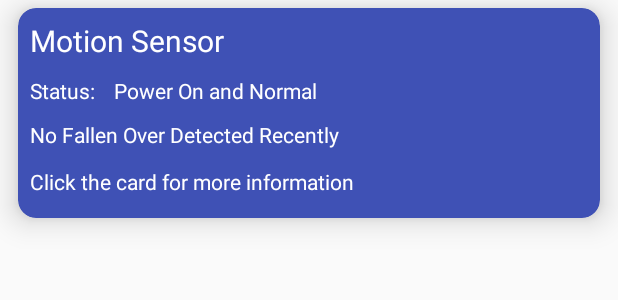
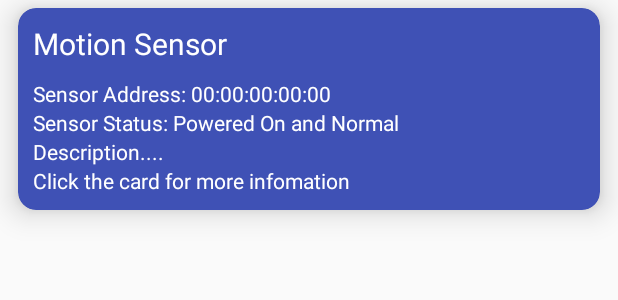
Before and after one commit to hlwhl/ElderlyCaringSystem, an Android app: the layout card_view.xml on its own in the app's theme, with its tools: preview values and no code run, on a phone screen of 412 x 824 dp. Shown: the top 300 px of the screen. Run offline under Robolectric (Android 15) with nearby library versions, the phone set to English and light mode, and no system bars.

Commit message:
rewrite card view

```diff
--- a/ElderlyCaringSystemClient/app/src/main/java/com/linwei/elderlycare/elderlycaringsystemclient/entities/Sensor.java
+++ b/ElderlyCaringSystemClient/app/src/main/java/com/linwei/elderlycare/elderlycaringsystemclient/entities/Sensor.java
@@ -8,6 +8,8 @@ public class Sensor extends BmobObject {
     private String sensorBTAddress;
     private BmobUser owner;
     private String sensorDescription;
+    private boolean powerStatus;
+
 
     public void setTitle(String title) {
         this.title = title;
@@ -30,7 +32,6 @@ public class Sensor extends BmobObject {
         return powerStatus;
     }
 
-    private boolean powerStatus;
 
     public void setOwner(BmobUser owner) {
         this.owner = owner;
--- a/ElderlyCaringSystemClient/app/src/main/res/layout/card_view.xml
+++ b/ElderlyCaringSystemClient/app/src/main/res/layout/card_view.xml
@@ -7,73 +7,52 @@
     card_view:cardElevation="12dp"
     card_view:cardBackgroundColor="@color/colorPrimary"
     android:layout_marginTop="5dp"
-    android:layout_marginBottom="5dp"
+    android:layout_marginBottom="12dp"
     android:layout_marginLeft="12dp"
     android:layout_marginRight="12dp"
     android:orientation="horizontal"
     xmlns:android="http://schemas.android.com/apk/res/android">
 
-    <android.support.constraint.ConstraintLayout
-        android:layout_width="wrap_content"
-        android:layout_height="140dp">
-
-        <android.support.v7.widget.AppCompatTextView
-            android:id="@+id/card_title"
-            android:layout_width="167dp"
-            android:layout_height="27dp"
-            android:layout_marginStart="8dp"
-            android:layout_marginTop="8dp"
-            android:text="Motion Sensor"
-            android:textColor="#ffffff"
-            android:textSize="20sp"
-            card_view:layout_constraintStart_toStartOf="parent"
-            card_view:layout_constraintTop_toTopOf="parent" />
+    <LinearLayout
+        android:layout_width="match_parent"
+        android:layout_height="match_parent"
+        android:orientation="vertical"
+        android:layout_margin="10dp">
 
         <TextView
-            android:id="@+id/tv_sensorstatus"
+            android:id="@+id/card_title"
             android:layout_width="wrap_content"
             android:layout_height="wrap_content"
-            android:layout_marginStart="9dp"
-            android:layout_marginTop="10dp"
-            android:text="Power On and Normal"
+            android:textSize="20sp"
             android:textColor="#FFFFFF"
-            card_view:layout_constraintStart_toEndOf="@+id/tv_sensorstatustitle"
-            card_view:layout_constraintTop_toBottomOf="@+id/card_title" />
-
+            android:text="Motion Sensor"
+            android:layout_marginBottom="10dp" />
         <TextView
-            android:id="@+id/tv_sensorstatustitle"
+            android:id="@+id/card_btAddress"
             android:layout_width="wrap_content"
             android:layout_height="wrap_content"
-            android:layout_marginStart="8dp"
-            android:layout_marginTop="10dp"
-            android:text="Status: "
             android:textColor="#FFFFFF"
-            card_view:layout_constraintStart_toStartOf="parent"
-            card_view:layout_constraintTop_toBottomOf="@+id/card_title" />
-
+            android:text="Sensor Address: 00:00:00:00:00" />
         <TextView
-            android:id="@+id/textView3"
             android:layout_width="wrap_content"
             android:layout_height="wrap_content"
-            android:layout_marginStart="8dp"
-            android:layout_marginTop="10dp"
-            android:text="No Fallen Over Detected Recently"
-            android:textColor="#FFFFFF"
-            card_view:layout_constraintStart_toStartOf="parent"
-            card_view:layout_constraintTop_toBottomOf="@+id/tv_sensorstatus" />
-
+            android:id="@+id/card_sensorstatus"
+            android:text="Sensor Status: Powered On and Normal"
+            android:textColor="#FFFFFF" />
         <TextView
-            android:id="@+id/textView4"
             android:layout_width="wrap_content"
             android:layout_height="wrap_content"
-            android:layout_marginStart="8dp"
-            android:layout_marginTop="12dp"
-            android:text="Click the card for more information"
+            android:id="@+id/card_description"
+            android:text="Description...."
+            android:textColor="#FFFFFF" />
+        <TextView
+            android:layout_width="wrap_content"
+            android:layout_height="wrap_content"
             android:textColor="#FFFFFF"
-            card_view:layout_constraintStart_toStartOf="parent"
-            card_view:layout_constraintTop_toBottomOf="@+id/textView3" />
+            android:text="Click the card for more infomation" />
 
-    </android.support.constraint.ConstraintLayout>
+
+    </LinearLayout>
 
 
 </android.support.v7.widget.CardView>
```
Also changed, not shown: ElderlyCaringSystemClient/app/src/main/java/com/linwei/elderlycare/elderlycaringsystemclient/activities/HomeActivity.java (+27 -6 lines), ElderlyCaringSystemClient/app/src/main/java/com/linwei/elderlycare/elderlycaringsystemclient/adapters/CardRecyAdapter.java (+21 -2 lines), ElderlyCaringSystemClient/app/src/main/java/com/linwei/elderlycare/elderlycaringsystemclient/entities/SensorDataHistory.java (+9 -0 lines), ElderlyCaringSystemClient/app/src/main/res/layout/content_home.xml (+15 -4 lines).
